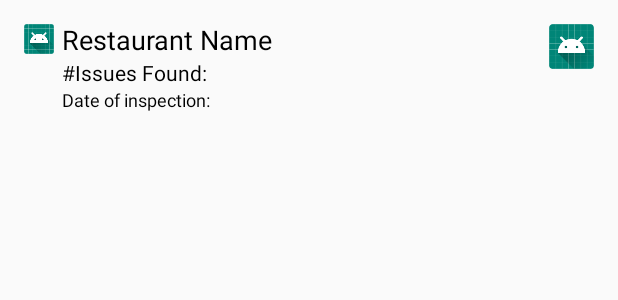
After one commit to Daniel-Olivera/cmpt-276-project, an Android app: the layout list_row.xml on its own in the app's theme, with its tools: preview values and no code run, on a phone screen of 412 x 824 dp. The commit adds this screen. Shown: the top 300 px of the screen. Run offline under Robolectric (Android 15) with nearby library versions, the light colour scheme and no system bars.

Commit message:
Create Adapter for listView of main activity

```diff
--- /dev/null
+++ b/app/src/main/res/layout/list_row.xml
@@ -0,0 +1,63 @@
+<?xml version="1.0" encoding="utf-8"?>
+<LinearLayout
+    xmlns:android="http://schemas.android.com/apk/res/android"
+    android:orientation="horizontal"
+    android:layout_width="match_parent"
+    android:layout_height="wrap_content"
+    android:padding="16dp"
+    >
+
+    <ImageView
+        android:layout_width="20dp"
+        android:layout_height="20dp"
+        android:id="@+id/image"
+        android:src="@mipmap/ic_launcher"
+        >
+    </ImageView>
+
+    <LinearLayout
+        android:layout_width="match_parent"
+        android:layout_height="wrap_content"
+        android:orientation="vertical"
+        >
+
+        <ImageView
+            android:layout_width="30dp"
+            android:layout_height="30dp"
+            android:id="@+id/image2"
+            android:src="@mipmap/ic_launcher"
+            android:layout_gravity="end"
+            android:layout_marginBottom="-32dp"
+            >
+
+        </ImageView>
+
+        <TextView
+            android:layout_width="match_parent"
+            android:layout_height="wrap_content"
+            android:text="Restaurant Name"
+            android:layout_marginLeft="5dp"
+            android:textColor="#000"
+            android:textSize="18dp"
+            android:id="@+id/txtName"
+            />
+
+        <TextView
+            android:id="@+id/txtIssues"
+            android:layout_width="match_parent"
+            android:layout_height="wrap_content"
+            android:layout_marginLeft="5dp"
+            android:text="#Issues Found: "
+            android:textColor="#000" />
+
+        <TextView
+            android:id="@+id/txtDate"
+            android:layout_width="match_parent"
+            android:layout_height="wrap_content"
+            android:layout_marginLeft="5dp"
+            android:text="Date of inspection: "
+            android:textColor="#000"
+            android:textSize="12dp" />
+    </LinearLayout>
+
+</LinearLayout>
```
Also changed, not shown: app/src/main/java/ca/cmpt276/restaurantreport/view/Backend/MainListAdapter.java (added, +48 -0 lines), app/src/main/java/ca/cmpt276/restaurantreport/view/MainActivity.java (+22 -0 lines), app/src/main/res/layout/activity_main.xml (+13 -1 lines).
